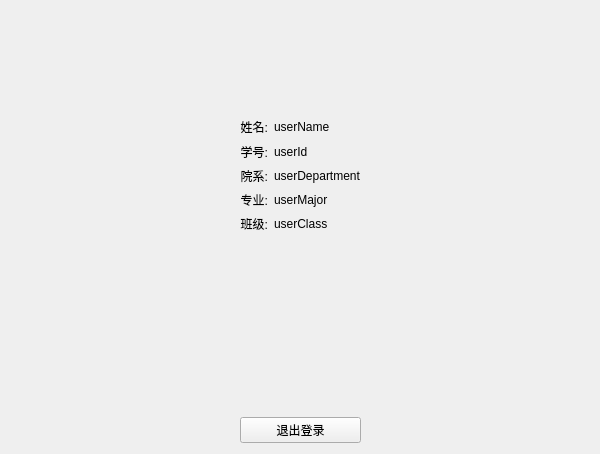
Before: the Qt Designer form ui_src/userInfo.ui in fx-tourist/ahutTool, drawn with Qt 5.
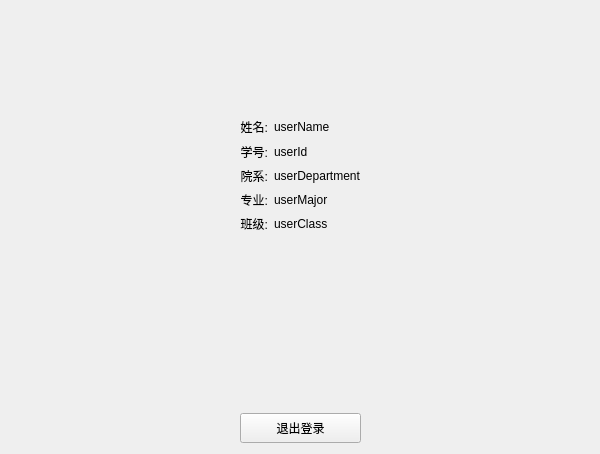
After: the same form once the commit is applied.

What changed in the file:
```diff
--- a/ui_src/userInfo.ui
+++ b/ui_src/userInfo.ui
@@ -259,6 +259,12 @@
    </item>
    <item row="10" column="1" colspan="2">
     <widget class="QPushButton" name="loginOut_button">
+     <property name="minimumSize">
+      <size>
+       <width>0</width>
+       <height>30</height>
+      </size>
+     </property>
      <property name="text">
       <string>退出登录</string>
      </property>
```
